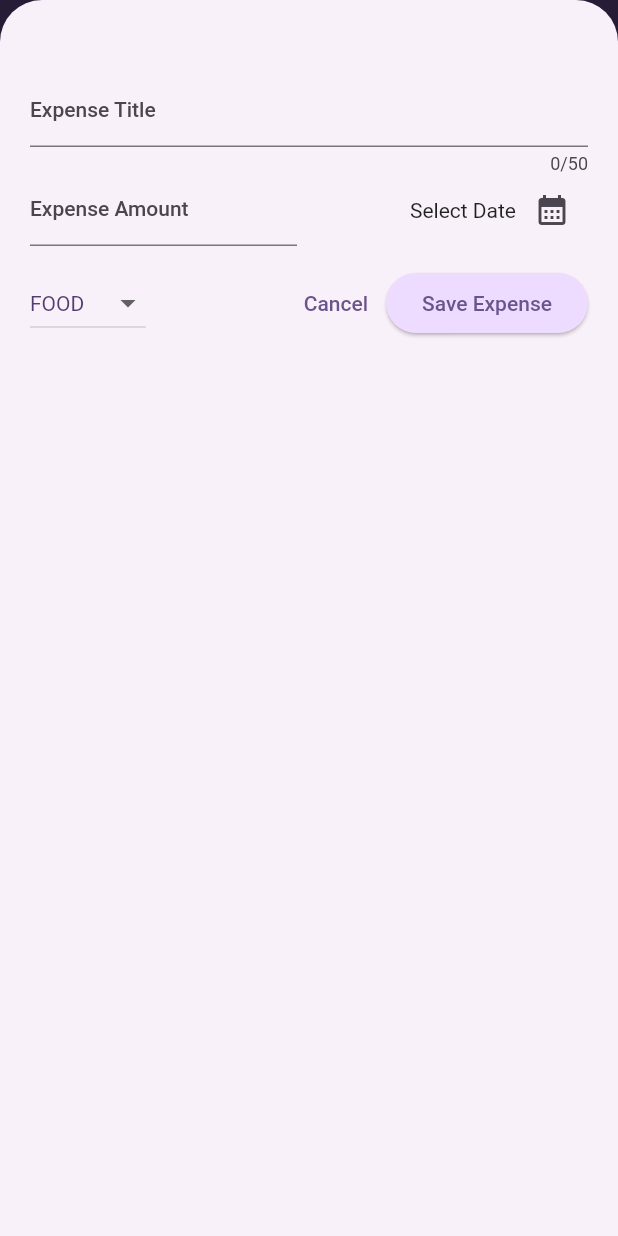
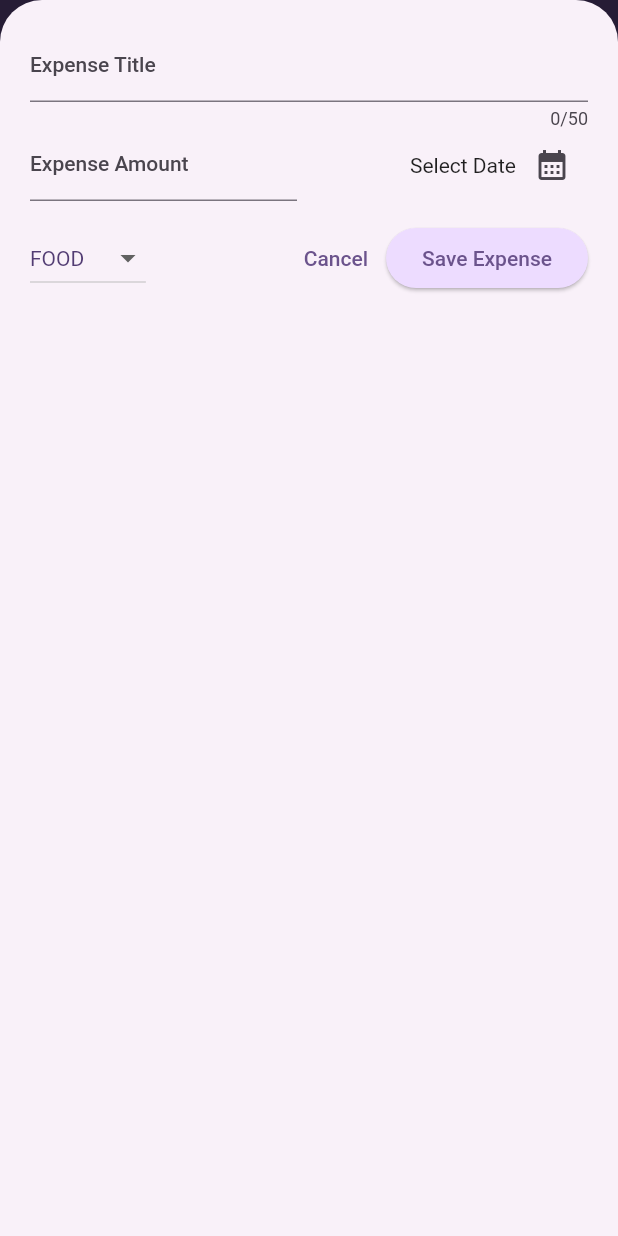
Before and after one commit to thekalpeshchoudhary/expense_tracker, a Flutter app: the screen it shows after launch, after a tap on the "add" icon, on a phone screen of 412 x 824 dp. Run offline on Flutter 3.47's test engine with Material 2 defaults, Android fonts, the phone set to English and light mode, and no system bars.

Commit message:
Responsive

```diff
--- a/lib/widgets/expenses.dart
+++ b/lib/widgets/expenses.dart
@@ -45,6 +45,7 @@ class _ExpensesState extends State<Expenses> {
 
   void _openAddExpenseOverlay() {
     showModalBottomSheet(
+        useSafeArea: true,
         isScrollControlled: true,
         context: context,
         builder: (ctx) => NewExpense(_addExpense));
@@ -52,6 +53,8 @@ class _ExpensesState extends State<Expenses> {
 
   @override
   Widget build(BuildContext context) {
+    final deviceWidth = MediaQuery.of(context).size.width;
+
     Widget mainContent = const Center(
       child: Text('No Expenses found. Start adding some!'),
     );
@@ -70,13 +73,25 @@ class _ExpensesState extends State<Expenses> {
               onPressed: _openAddExpenseOverlay, icon: const Icon(Icons.add)),
         ],
       ),
-        body: Column(
+      body: deviceWidth < 600
+          ? Column(
               children: [
                 Chart(expenses: _registeredExpenses),
                 Expanded(
                   child: mainContent,
+                ),
+              ],
             )
+          : Row(
+              children: [
+                Expanded(
+                  child: Chart(expenses: _registeredExpenses),
+                ),
+                Expanded(
+                  child: mainContent,
+                ),
               ],
-        ));
+            ),
+    );
   }
 }
--- a/lib/widgets/new_expense.dart
+++ b/lib/widgets/new_expense.dart
@@ -80,8 +80,12 @@ class _NewExpenseState extends State<NewExpense> {
 
   @override
   Widget build(BuildContext context) {
-    return Padding(
-      padding: const EdgeInsets.fromLTRB(20,50,20,20),
+    final keyboardSpace = MediaQuery.of(context).viewInsets.bottom;
+    return SizedBox(
+      height: double.infinity,
+      child: SingleChildScrollView(
+        child: Padding(
+          padding: EdgeInsets.fromLTRB(20, 20, 20, keyboardSpace + 16),
           child: Column(
             children: [
               TextField(
@@ -167,6 +171,8 @@ class _NewExpenseState extends State<NewExpense> {
               )
             ],
           ),
+        ),
+      ),
     );
   }
 }
```
Lines whose indentation alone changed are shown as unchanged.
